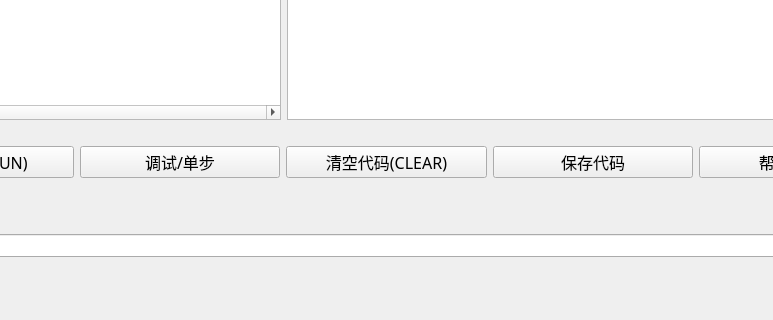
This is mainwindow.ui in Gun9niR/Basic as Qt 5 draws it before an edit; both pictures show x 352 to 1125 and y 599 to 919 of the 1279 by 919 pixel window. The edited form follows.
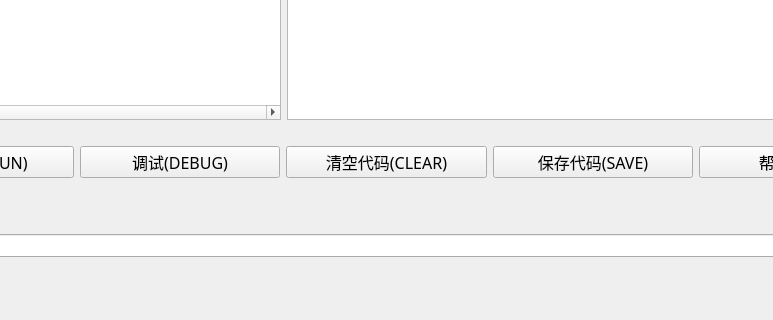
This is the edited form.

Commit message: fix highlighting bug in debug mode, add DEBUG, SAVE as a command

Patch:
```diff
--- a/mainwindow.ui
+++ b/mainwindow.ui
@@ -244,7 +244,7 @@
             </font>
            </property>
            <property name="text">
-            <string>调试/单步</string>
+            <string>调试(DEBUG)</string>
            </property>
           </widget>
          </item>
@@ -270,7 +270,7 @@
             </font>
            </property>
            <property name="text">
-            <string>保存代码</string>
+            <string>保存代码(SAVE)</string>
            </property>
           </widget>
          </item>
```
The commit also changes 15 other files.
